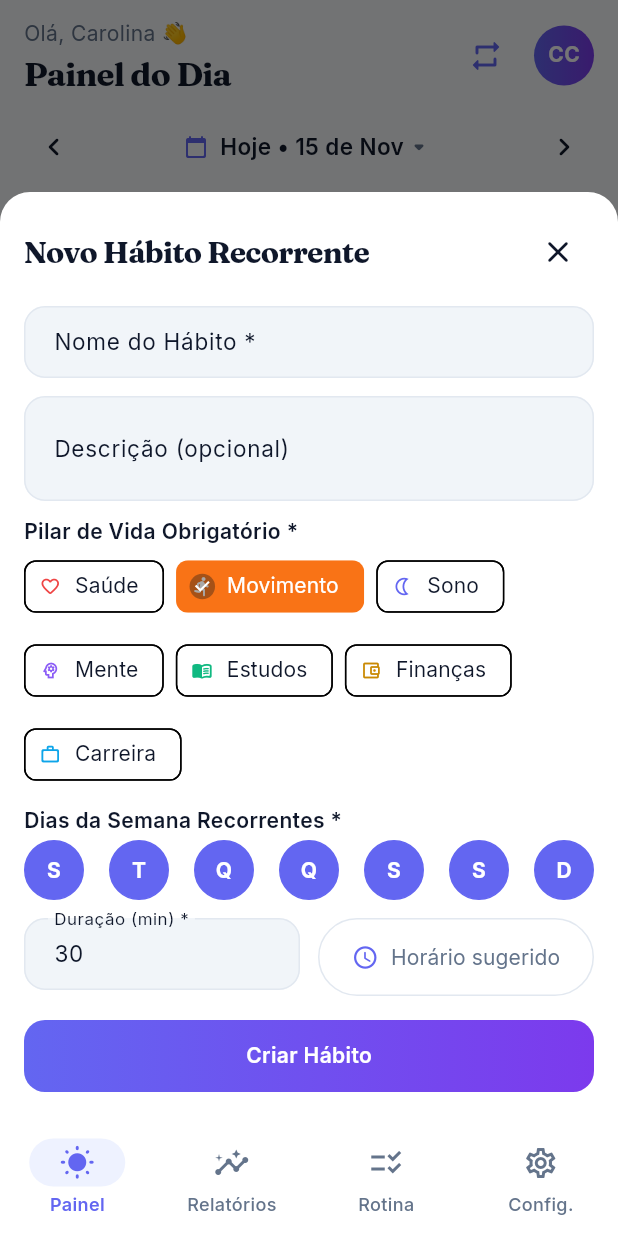
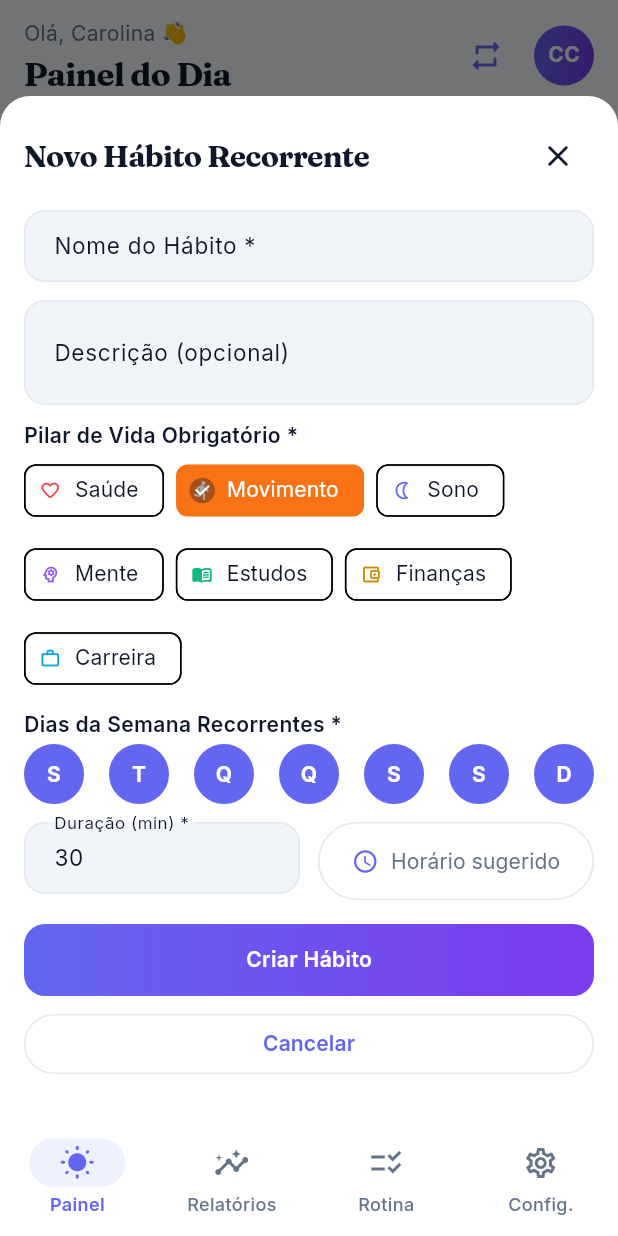
Before and after one commit to CarolinaCalincaa/ads-tg-mobile, a Flutter app: the PainelDiaScreen screen opened by its route, after a tap on the "repeat" icon, on a phone screen of 412 x 824 dp. Run offline on Flutter 3.47's test engine with Material 3 defaults, Android fonts, the phone set to English and light mode, and no system bars; our stand-ins replace dio, equatable, flutter_local_notifications, flutter_riverpod, flutter_secure_storage, go_router and 2 more; missing offline and left inert: dart:html; accounts and stored records are empty; network calls fail.

Commit message:
Adiciona botão para criação rápida de hábitos no painel principal e aprimora salvamento de hábitos

```diff
--- a/lib/features/habitos/presentation/widgets/habit_form_sheet.dart
+++ b/lib/features/habitos/presentation/widgets/habit_form_sheet.dart
@@ -32,8 +32,8 @@ class _HabitFormSheetState extends ConsumerState<HabitFormSheet> {
   int _selectedPilarId = 2; // Padrão: Movimento
   late Set<int> _selectedDiasSemana; // 1=Seg..7=Dom
   String? _horarioPadrao; // 'HH:mm'
-  String? _idModeloChecklist;
   bool _isSaving = false;
+  String? _submitError;
 
   static const List<Map<String, dynamic>> _diasSemanaLabels = <Map<String, dynamic>>[
     <String, dynamic>{'dia': 1, 'sigla': 'S', 'nome': 'Seg'},
@@ -57,7 +57,9 @@ class _HabitFormSheetState extends ConsumerState<HabitFormSheet> {
     );
 
     _selectedPilarId = item?.pilar.idPilar ?? 2;
-    _selectedDiasSemana = <int>{1, 2, 3, 4, 5, 6, 7}; // Todos os dias por padrão
+    _selectedDiasSemana = item?.diasSemana != null && item!.diasSemana!.isNotEmpty
+        ? item.diasSemana!.toSet()
+        : <int>{1, 2, 3, 4, 5, 6, 7};
     _horarioPadrao = item?.horario;
   }
 
@@ -70,7 +72,7 @@ class _HabitFormSheetState extends ConsumerState<HabitFormSheet> {
   }
 
   Future<void> _selecionarHorario() async {
-    final TimeOfDay initial = _horarioPadrao != null
+    final TimeOfDay initial = _horarioPadrao != null && _horarioPadrao!.contains(':')
         ? TimeOfDay(
             hour: int.tryParse(_horarioPadrao!.split(':')[0]) ?? 7,
             minute: int.tryParse(_horarioPadrao!.split(':')[1]) ?? 0,
@@ -92,67 +94,91 @@ class _HabitFormSheetState extends ConsumerState<HabitFormSheet> {
   }
 
   Future<void> _salvar() async {
+    setState(() => _submitError = null);
     if (!_formKey.currentState!.validate()) return;
 
     if (_selectedDiasSemana.isEmpty) {
-      ScaffoldMessenger.of(context).showSnackBar(
-        const SnackBar(
-          content: Text('Selecione pelo menos um dia da semana para o hábito.'),
-          backgroundColor: AppColors.fatigueCritical,
-        ),
-      );
+      setState(() {
+        _submitError = 'Selecione pelo menos um dia da semana para o hábito.';
+      });
       return;
     }
 
     setState(() => _isSaving = true);
 
     final int duracao = int.tryParse(_duracaoController.text.trim()) ?? 30;
+    final String desc = _descricaoController.text.trim();
+    final List<int> diasOrdenados = _selectedDiasSemana.toList()..sort();
 
+    // Envia apenas os campos aceitos pelo CreateHabitoDto / UpdateHabitoDto (sem nulos rejeitados)
     final Map<String, dynamic> payload = <String, dynamic>{
       'nome': _nomeController.text.trim(),
-      'descricao': _descricaoController.text.trim().isEmpty
-          ? null
-          : _descricaoController.text.trim(),
       'idPilar': _selectedPilarId,
       'duracaoEstimadaMinutos': duracao,
-      'frequenciaSemanal': _selectedDiasSemana.length,
-      'diasSemana': _selectedDiasSemana.toList()..sort(),
-      'horarioPadrao': _horarioPadrao,
-      if (_idModeloChecklist != null)
-        'idModeloChecklist': _idModeloChecklist,
+      'frequenciaSemanal': diasOrdenados.length,
+      'diasSemana': diasOrdenados,
+      if (desc.isNotEmpty) 'descricao': desc,
+      if (_horarioPadrao != null && _horarioPadrao!.trim().isNotEmpty)
+        'horarioPadrao': _horarioPadrao!.trim(),
     };
 
     final PainelDiaNotifier notifier =
         ref.read(painelDiaNotifierProvider.notifier);
 
+    final bool isEditing = widget.initialItem != null;
     final bool success;
-    if (widget.initialItem != null) {
+    if (isEditing) {
       success = await notifier.updateHabit(widget.initialItem!.id, payload);
     } else {
       success = await notifier.createHabit(payload);
     }
 
-    if (mounted) {
+    if (!mounted) return;
     setState(() => _isSaving = false);
+
     if (success) {
+      final ScaffoldMessengerState? messenger =
+          ScaffoldMessenger.maybeOf(context);
       Navigator.of(context).pop();
-      }
+      messenger?.showSnackBar(
+        SnackBar(
+          content: Text(
+            isEditing
+                ? 'Hábito atualizado com sucesso!'
+                : 'Hábito recorrente criado com sucesso!',
+          ),
+          backgroundColor: AppColors.capacityHealthy,
+        ),
+      );
+    } else {
+      final String errorMsg =
+          ref.read(painelDiaNotifierProvider).failure?.message ??
+              'Não foi possível salvar o hábito. Verifique sua conexão.';
+      setState(() => _submitError = errorMsg);
     }
   }
 
   Future<void> _excluir() async {
     if (widget.initialItem == null) return;
-    setState(() => _isSaving = true);
+    setState(() {
+      _isSaving = true;
+      _submitError = null;
+    });
 
     final bool success = await ref
         .read(painelDiaNotifierProvider.notifier)
         .deleteHabit(widget.initialItem!.id);
 
-    if (mounted) {
+    if (!mounted) return;
     setState(() => _isSaving = false);
+
     if (success) {
       Navigator.of(context).pop();
-      }
+    } else {
+      final String errorMsg =
+          ref.read(painelDiaNotifierProvider).failure?.message ??
+              'Erro ao excluir o hábito.';
+      setState(() => _submitError = errorMsg);
     }
   }
 
@@ -165,7 +191,7 @@ class _HabitFormSheetState extends ConsumerState<HabitFormSheet> {
 
     return Padding(
       padding: EdgeInsets.only(
-        bottom: MediaQuery.of(context).viewInsets.bottom,
+        bottom: MediaQuery.of(context).viewInsets.bottom + AppSpacing.md,
         left: AppSpacing.md,
         right: AppSpacing.md,
         top: AppSpacing.md,
@@ -181,17 +207,51 @@ class _HabitFormSheetState extends ConsumerState<HabitFormSheet> {
               Row(
                 mainAxisAlignment: MainAxisAlignment.spaceBetween,
                 children: <Widget>[
-                  Text(
+                  Expanded(
+                    child: Text(
                       isEditing ? 'Editar Hábito' : 'Novo Hábito Recorrente',
                       style: AppTypography.displayLarge.copyWith(fontSize: 20),
                     ),
+                  ),
                   IconButton(
+                    key: const Key('close_habit_sheet_button'),
                     icon: const Icon(Icons.close_rounded),
                     onPressed: () => Navigator.of(context).pop(),
                   ),
                 ],
               ),
               const SizedBox(height: AppSpacing.sm),
+
+              if (_submitError != null) ...<Widget>[
+                Container(
+                  padding: const EdgeInsets.all(AppSpacing.sm),
+                  decoration: BoxDecoration(
+                    color: AppColors.fatigueCritical.withValues(alpha: 0.1),
+                    borderRadius: AppSpacing.inputRadius,
+                    border: Border.all(color: AppColors.fatigueCritical),
+                  ),
+                  child: Row(
+                    children: <Widget>[
+                      const Icon(
+                        Icons.error_outline_rounded,
+                        color: AppColors.fatigueCritical,
+                        size: 18,
+                      ),
+                      const SizedBox(width: AppSpacing.xs),
+                      Expanded(
+                        child: Text(
+                          _submitError!,
+                          style: AppTypography.bodyMedium.copyWith(
+                            color: AppColors.fatigueCritical,
+                            fontWeight: FontWeight.w600,
+                          ),
+                        ),
+                      ),
+                    ],
+                  ),
+                ),
+                const SizedBox(height: AppSpacing.sm),
+              ],
 
               // Nome
               TextFormField(
@@ -377,6 +437,19 @@ class _HabitFormSheetState extends ConsumerState<HabitFormSheet> {
                 isLoading: _isSaving,
                 onPressed: _salvar,
               ),
+              const SizedBox(height: AppSpacing.xs),
+
+              // Botão Cancelar explícito
+              SizedBox(
+                width: double.infinity,
+                child: OutlinedButton(
+                  key: const Key('cancel_habit_button'),
+                  onPressed: _isSaving
+                      ? null
+                      : () => Navigator.of(context).pop(),
+                  child: const Text('Cancelar'),
+                ),
+              ),
 
               if (isEditing) ...<Widget>[
                 const SizedBox(height: AppSpacing.xs),
@@ -394,7 +467,7 @@ class _HabitFormSheetState extends ConsumerState<HabitFormSheet> {
                   ),
                 ),
               ],
-              const SizedBox(height: AppSpacing.md),
+              const SizedBox(height: AppSpacing.xs),
             ],
           ),
         ),
--- a/lib/features/painel_dia/domain/entities/timeline_item_entity.dart
+++ b/lib/features/painel_dia/domain/entities/timeline_item_entity.dart
@@ -24,6 +24,7 @@ class TimelineItemEntity extends Equatable {
     this.descricao,
     this.concluidaEm,
     this.streakAtual,
+    this.diasSemana,
     this.pomodorosConcluidos = 0,
     this.projeto,
     this.checklists = const <ChecklistEntity>[],
@@ -43,6 +44,11 @@ class TimelineItemEntity extends Equatable {
         .map((c) => ChecklistEntity.fromJson(c as Map<String, dynamic>))
         .toList();
 
+    final List<dynamic>? rawDias = json['diasSemana'] as List<dynamic>?;
+    final List<int>? diasSemana = rawDias
+        ?.map((e) => e is int ? e : (int.tryParse(e.toString()) ?? 1))
+        .toList();
+
     return TimelineItemEntity(
       id: json['id'] as String,
       natureza: natureza,
@@ -57,6 +63,7 @@ class TimelineItemEntity extends Equatable {
       concluido: json['concluido'] as bool? ?? false,
       concluidaEm: json['concluidaEm'] as String?,
       streakAtual: json['streakAtual'] as int?,
+      diasSemana: diasSemana,
       pomodorosConcluidos: json['pomodorosConcluidos'] as int? ?? 0,
       pilar: PilarResumoEntity.fromJson(
         json['pilar'] as Map<String, dynamic>? ?? <String, dynamic>{},
@@ -80,6 +87,7 @@ class TimelineItemEntity extends Equatable {
   final bool concluido;
   final String? concluidaEm;
   final int? streakAtual;
+  final List<int>? diasSemana;
   final int pomodorosConcluidos;
   final PilarResumoEntity pilar;
   final ProjetoEntity? projeto;
@@ -106,6 +114,7 @@ class TimelineItemEntity extends Equatable {
     bool? concluido,
     String? concluidaEm,
     int? streakAtual,
+    List<int>? diasSemana,
     int? pomodorosConcluidos,
     PilarResumoEntity? pilar,
     ProjetoEntity? projeto,
@@ -125,6 +134,7 @@ class TimelineItemEntity extends Equatable {
       concluido: concluido ?? this.concluido,
       concluidaEm: concluidaEm ?? this.concluidaEm,
       streakAtual: streakAtual ?? this.streakAtual,
+      diasSemana: diasSemana ?? this.diasSemana,
       pomodorosConcluidos: pomodorosConcluidos ?? this.pomodorosConcluidos,
       pilar: pilar ?? this.pilar,
       projeto: projeto ?? this.projeto,
@@ -146,6 +156,7 @@ class TimelineItemEntity extends Equatable {
         concluido,
         concluidaEm,
         streakAtual,
+        diasSemana,
         pomodorosConcluidos,
         pilar,
         projeto,
--- a/lib/features/painel_dia/presentation/widgets/smart_schedule_fab.dart
+++ b/lib/features/painel_dia/presentation/widgets/smart_schedule_fab.dart
@@ -1,21 +1,26 @@
 import 'package:flutter/material.dart';
 import 'package:produtividade_tcc/core/theme/app_colors.dart';
+import 'package:produtividade_tcc/core/theme/app_spacing.dart';
 import 'package:produtividade_tcc/core/theme/app_typography.dart';
 
-/// Floating Action Button inteligente que reflete o estado de fadiga mental (RN02 / RF18).
+/// Floating Action Buttons inteligentes que refletem o estado de fadiga mental (RN02 / RF18)
+/// e dão acesso direto lado a lado para **Novo Hábito** e **Nova Atividade**.
 ///
 /// Quando a ocupação ultrapassa 80% das horas úteis (`novosAgendamentosBloqueados == true`),
-/// assume aparência acinzentada com ícone de cadeado e abre o [FatigueBlockedSheet] para remanejamento.
+/// o botão de agendamento assume aparência acinzentada com ícone de cadeado e abre o
+/// [FatigueBlockedSheet] para remanejamento.
 class SmartScheduleFab extends StatelessWidget {
   const SmartScheduleFab({
     required this.novosAgendamentosBloqueados,
     required this.onNovaAtividade,
     required this.onBloqueadoTap,
+    this.onNovoHabito,
     super.key,
   });
 
   final bool novosAgendamentosBloqueados;
   final VoidCallback onNovaAtividade;
+  final VoidCallback? onNovoHabito;
   final VoidCallback onBloqueadoTap;
 
   @override
@@ -23,6 +28,7 @@ class SmartScheduleFab extends StatelessWidget {
     if (novosAgendamentosBloqueados) {
       return FloatingActionButton.extended(
         key: const Key('nova_atividade_fab_bloqueado'),
+        heroTag: 'nova_atividade_fab_bloqueado_hero',
         onPressed: onBloqueadoTap,
         backgroundColor: AppColors.borderSubtle, // #E2E8F0
         foregroundColor: AppColors.textSecondary, // #64748B
@@ -42,15 +48,49 @@ class SmartScheduleFab extends StatelessWidget {
       );
     }
 
-    return FloatingActionButton.extended(
+    return ConstrainedBox(
+      constraints: BoxConstraints(
+        maxWidth: MediaQuery.sizeOf(context).width - 32,
+      ),
+      child: FittedBox(
+        fit: BoxFit.scaleDown,
+        alignment: Alignment.centerRight,
+        child: Row(
+          mainAxisSize: MainAxisSize.min,
+          children: <Widget>[
+            if (onNovoHabito != null) ...<Widget>[
+              FloatingActionButton.extended(
+                key: const Key('novo_habito_fab'),
+                heroTag: 'novo_habito_fab_hero',
+                onPressed: onNovoHabito,
+                backgroundColor: const Color(0xFF0284C7),
+                foregroundColor: Colors.white,
+                elevation: 3,
+                extendedPadding: const EdgeInsets.symmetric(horizontal: 14),
+                icon: const Icon(Icons.repeat_rounded, size: 18),
+                label: const Text(
+                  'Novo Hábito',
+                  style: TextStyle(fontWeight: FontWeight.w600, fontSize: 13),
+                ),
+              ),
+              const SizedBox(width: AppSpacing.xs),
+            ],
+            FloatingActionButton.extended(
               key: const Key('nova_atividade_fab'),
+              heroTag: 'nova_atividade_fab_hero',
               onPressed: onNovaAtividade,
               backgroundColor: AppColors.primaryBrand,
               foregroundColor: Colors.white,
-      icon: const Icon(Icons.add_rounded),
+              elevation: 3,
+              extendedPadding: const EdgeInsets.symmetric(horizontal: 14),
+              icon: const Icon(Icons.add_rounded, size: 18),
               label: const Text(
                 'Nova Atividade',
-        style: TextStyle(fontWeight: FontWeight.w600),
+                style: TextStyle(fontWeight: FontWeight.w600, fontSize: 13),
+              ),
+            ),
+          ],
+        ),
       ),
     );
   }
--- a/lib/features/painel_dia/presentation/widgets/task_form_sheet.dart
+++ b/lib/features/painel_dia/presentation/widgets/task_form_sheet.dart
@@ -62,7 +62,7 @@ class _TaskFormSheetState extends ConsumerState<TaskFormSheet> {
     PilarResumoEntity(idPilar: 1, codigo: 'SAUDE', nome: 'Saúde', corHex: '#22C55E', corFundoHex: '#F0FDF4', icone: 'heart_pulse'),
     PilarResumoEntity(idPilar: 2, codigo: 'MOVIMENTO', nome: 'Movimento', corHex: '#F97316', corFundoHex: '#FFF7ED', icone: 'activity'),
     PilarResumoEntity(idPilar: 3, codigo: 'SONO', nome: 'Sono', corHex: '#6366F1', corFundoHex: '#EEF2FF', icone: 'moon'),
-    PilarResumoEntity(idPilar: 4, codigo: 'EQUILIBRIO_MENTAL', nome: 'Equilíbrio', corHex: '#EC4899', corFundoHex: '#FDF2F8', icone: 'brain'),
+    PilarResumoEntity(idPilar: 4, codigo: 'EQUILIBRIO_MENTAL', nome: 'Mente', corHex: '#EC4899', corFundoHex: '#FDF2F8', icone: 'brain'),
     PilarResumoEntity(idPilar: 5, codigo: 'ESTUDOS', nome: 'Estudos', corHex: '#10B981', corFundoHex: '#ECFDF5', icone: 'book_open'),
     PilarResumoEntity(idPilar: 6, codigo: 'FINANCAS', nome: 'Finanças', corHex: '#EAB308', corFundoHex: '#FEFCE8', icone: 'wallet'),
     PilarResumoEntity(idPilar: 7, codigo: 'CARREIRA', nome: 'Carreira', corHex: '#0EA5E9', corFundoHex: '#F0F9FF', icone: 'briefcase'),
--- a/lib/features/rotina/domain/entities/rotina_entities.dart
+++ b/lib/features/rotina/domain/entities/rotina_entities.dart
@@ -242,6 +242,7 @@ class RotinaHabitoEntity extends Equatable {
       indicadorDependencia: 'MINHAS_ACOES',
       concluido: false,
       streakAtual: streakAtual,
+      diasSemana: diasSemana,
       pilar: pilar,
       checklists: checklists,
     );
```
Also changed, not shown: lib/features/painel_dia/presentation/screens/painel_dia_screen.dart (+16 -0 lines), 2 other files. Lines whose indentation alone changed are shown as unchanged.
